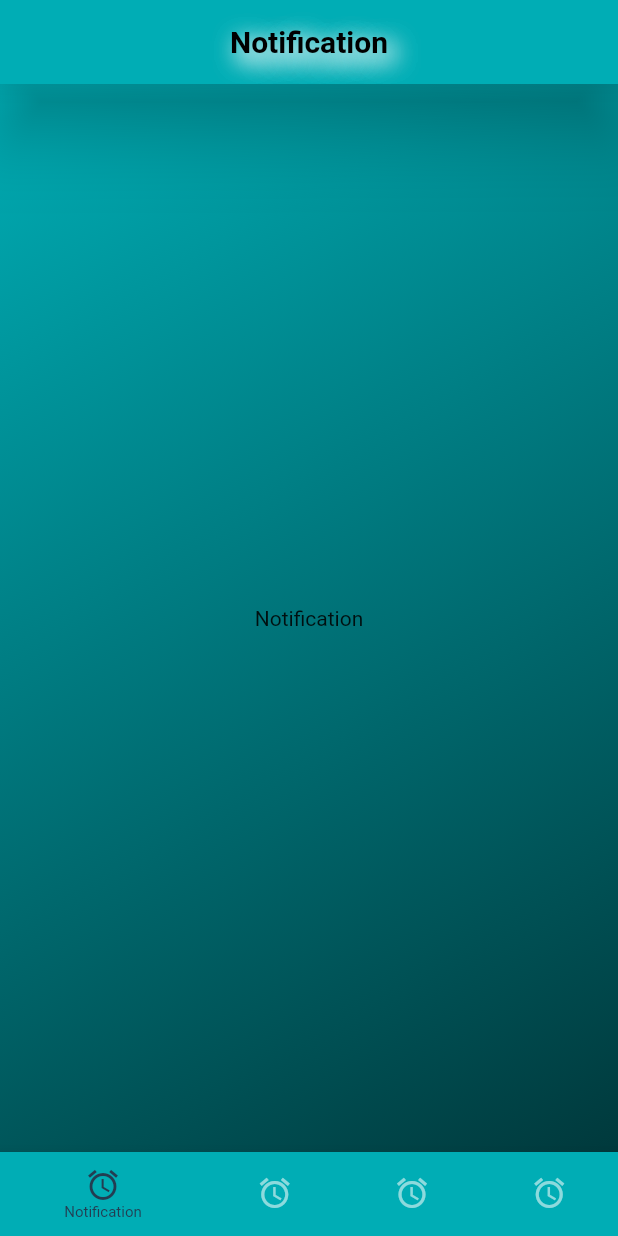
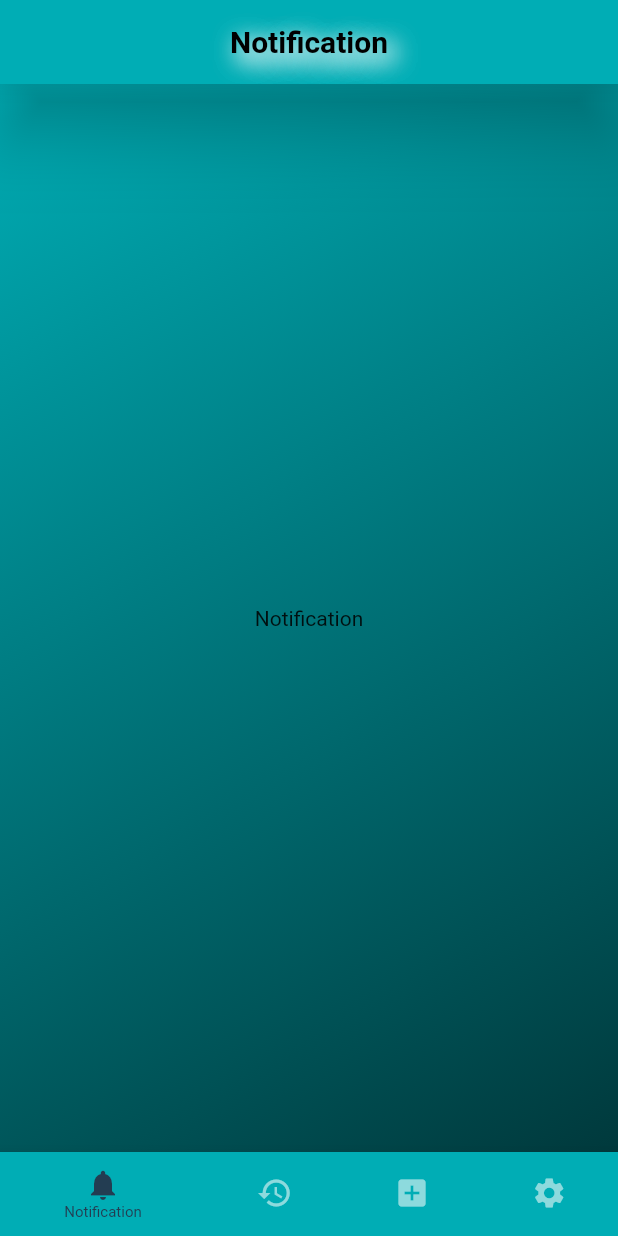
Before and after one commit to Ahmedriyadh19/SARS, a Flutter app: the screen it shows after launch, after a tap on "Login", on a phone screen of 412 x 824 dp. Run offline on Flutter 3.47's test engine with Material 2 defaults, Android fonts, the phone set to English and light mode, and no system bars.

Commit message:
Updated v1.3

```diff
--- a/lib/View/Branch Pages/history.dart
+++ b/lib/View/Branch Pages/history.dart
@@ -1,14 +1,14 @@
 import 'package:flutter/material.dart';
 
 class HistoryPage extends State {
-  static String appBarTitle = 'History';
+  static String title = 'History';
 
-  String getAppTitle() => appBarTitle;
+  String getAppTitle() => title;
 
   @override
   Widget build(BuildContext context) {
     return Column(
-      children: const [Text('History')],
+      children:  [Text(title)],
     );
   }
 }
--- a/lib/View/Branch Pages/notification_page.dart
+++ b/lib/View/Branch Pages/notification_page.dart
@@ -1,13 +1,13 @@
 import 'package:flutter/material.dart';
 
 class NotificationPage extends State {
-  static String appBarTitle = 'Notification';
-  String getAppTitle() => appBarTitle;
+  static String title = 'Notification';
+  String getAppTitle() => title;
 
   @override
   Widget build(BuildContext context) {
     return Column(
-      children: const [Text('Notification')],
+      children:  [Text(title)],
     );
   }
 }
--- a/lib/View/Branch Pages/profile.dart
+++ b/lib/View/Branch Pages/profile.dart
@@ -2,15 +2,15 @@ import 'package:flutter/material.dart';
 import 'package:sars/Control/contorl.dart';
 
 class ProfilePage extends State {
-  static String appBarTitle = 'Profile';
-  String getAppTitle() => appBarTitle;
+  static String title = 'Settings';
+  String getAppTitle() => title;
 
   @override
   Widget build(BuildContext context) {
     return Column(
       mainAxisAlignment: MainAxisAlignment.center,
       children: [
-        const Text('Profile'),
+         Text(title),
         const SizedBox(
           height: 400,
         ),
--- a/lib/View/Branch Pages/ticket.dart
+++ b/lib/View/Branch Pages/ticket.dart
@@ -1,13 +1,13 @@
 import 'package:flutter/material.dart';
 
 class TicketPage extends State {
-  static String appBarTitle = 'Ticket';
-  String getAppTitle() => appBarTitle;
+  static String title = 'Ticket';
+  String getAppTitle() => title;
 
   @override
   Widget build(BuildContext context) {
     return Column(
-      children: const [Text('Ticket')],
+      children:  [Text(title)],
     );
   }
 }
--- a/lib/View/Main Pages/login_page.dart
+++ b/lib/View/Main Pages/login_page.dart
@@ -61,11 +61,7 @@ class LoginPage extends State {
                           hintText: 'Enter Your User Name',
                           labelStyle: TextStyle(color: Colors.black),
                           iconColor: Colors.black,
-                          /* focusedBorder: OutlineInputBorder(
-                              borderSide:
-                                  const BorderSide(color: Colors.black, width: 2.0),
-                              borderRadius: BorderRadius.circular(10),
-                            )*/
+
                         ),
                         keyboardType: TextInputType.name,
                       ),
@@ -85,11 +81,7 @@ class LoginPage extends State {
                             hintText: 'pasword',
                             labelStyle: const TextStyle(color: Colors.black),
                             iconColor: Colors.black,
-                            //focusColor: Colors.amber,
-                            /* focusedBorder: OutlineInputBorder(
-                                borderSide: const BorderSide(
-                                    color: Colors.black, width: 2.0),
-                                borderRadius: BorderRadius.circular(10.0)),*/
+
                             suffixIcon: IconButton(
                                 onPressed: switchVisble,
                                 icon: passwordVis
@@ -153,7 +145,6 @@ class LoginPage extends State {
                                                       fontWeight:
                                                           FontWeight.bold),
                                                 ),
-
                                                 Container(
                                                   margin:
                                                       const EdgeInsets.all(12),
@@ -179,11 +170,6 @@ class LoginPage extends State {
                                                       labelStyle: TextStyle(
                                                           color: Colors.black),
                                                       iconColor: Colors.black,
-                                                      /* focusedBorder: OutlineInputBorder(
-                                borderSide:
-                                    const BorderSide(color: Colors.black, width: 2.0),
-                                borderRadius: BorderRadius.circular(10),
-                              )*/
                                                     ),
                                                     keyboardType: TextInputType
                                                         .emailAddress,
@@ -220,19 +206,16 @@ class LoginPage extends State {
                                                   ),
                                                 ),
                                               ],
-                                            ))))));
+                                            )
+                                            )
+                                            )
+                                            )
+                                            )
+                                            );
                           },
                         )
                       },
                     ),
-                    /*const Text(
-                      'Forget Password',
-                      textAlign: TextAlign.center,
-                      style: TextStyle(
-                          fontSize: 20,
-                          fontWeight: FontWeight.bold,
-                          color: Color.fromRGBO(170, 189, 190, 1)),
-                    ),*/
                     const SizedBox(height: 20),
                     ElevatedButton(
                       child: const Text(
--- a/lib/View/Main Pages/main_page.dart
+++ b/lib/View/Main Pages/main_page.dart
@@ -94,25 +94,25 @@ class MainPage extends State {
             unselectedItemColor: const Color.fromARGB(255, 141, 218, 221),
             items: const [
               BottomNavigationBarItem(
-                  icon: Icon(Icons.access_alarm),
+                  icon: Icon(Icons.notifications),
                   backgroundColor: Color.fromARGB(255, 0, 173, 181),
                   label: 'Notification',
                   tooltip: 'Notification'),
               BottomNavigationBarItem(
-                  icon: Icon(Icons.access_alarm),
+                  icon: Icon(Icons.history),
                   backgroundColor: Color.fromARGB(255, 0, 173, 181),
                   label: 'History',
                   tooltip: 'History'),
               BottomNavigationBarItem(
-                  icon: Icon(Icons.access_alarm),
+                  icon: Icon(Icons.add_box),
                   backgroundColor: Color.fromARGB(255, 0, 173, 181),
                   label: 'Tickit',
                   tooltip: 'Tickit'),
               BottomNavigationBarItem(
-                  icon: Icon(Icons.access_alarm),
+                  icon: Icon(Icons.settings),
                   backgroundColor: Color.fromARGB(255, 0, 173, 181),
-                  label: 'Profile',
-                  tooltip: 'Profile'),
+                  label: 'Settings',
+                  tooltip: 'Settings'),
             ]),
       ),
     );
--- a/lib/View/Main Pages/registration_page.dart
+++ b/lib/View/Main Pages/registration_page.dart
@@ -30,7 +30,7 @@ class Registration extends State {
         elevation: 20,
         backgroundColor: const Color.fromARGB(255, 0, 173, 181),
         title: Container(
-          padding: const EdgeInsets.only(left: 90),
+          padding: const EdgeInsets.only(left: 70),
           child: const Text(
             'Registration',
             style: TextStyle(
```
